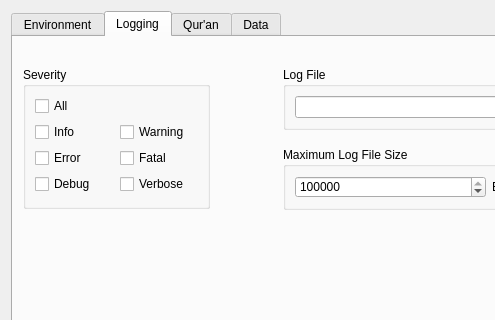
Above: settings_dialog.ui from abumq/project-islam before the change; both pictures show x 0 to 495 and y 0 to 320 of the 781 by 512 pixel window. Below: the same form after it.
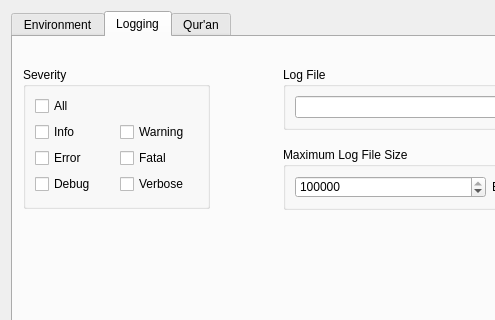
That is the form after the change. The open tabs and pages were chosen to show the change.

```diff
--- a/settings_dialog.ui
+++ b/settings_dialog.ui
@@ -257,11 +257,6 @@
        <widget class="QComboBox" name="cboQuranTafseers"/>
       </widget>
      </widget>
-     <widget class="QWidget" name="tabData">
-      <attribute name="title">
-       <string>Data</string>
-      </attribute>
-     </widget>
     </widget>
    </item>
    <item>
```
Left out of the diff: 2 changed lines with no effect on the pictures.
